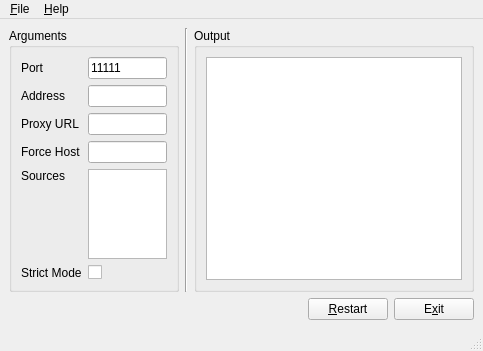
The window that mainwindow.ui (FrzMtrsprt/QtUnblockNeteaseMusic) describes before a commit, drawn with Qt 5.
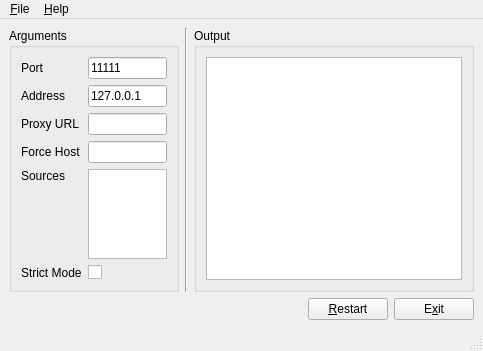
The same window after the commit.

Commit message: Better error handling

```diff
--- a/mainwindow.ui
+++ b/mainwindow.ui
@@ -121,6 +121,9 @@
            <property name="statusTip">
             <string>Specify server host</string>
            </property>
+           <property name="text">
+            <string>127.0.0.1</string>
+           </property>
           </widget>
          </item>
          <item row="2" column="1">
```
The commit also changes 1 other file.
